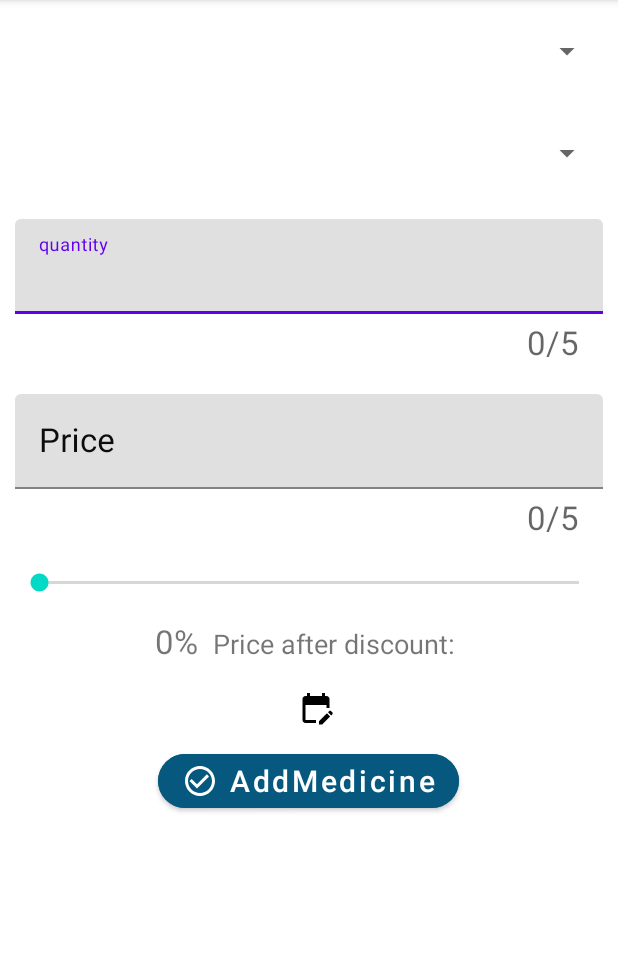
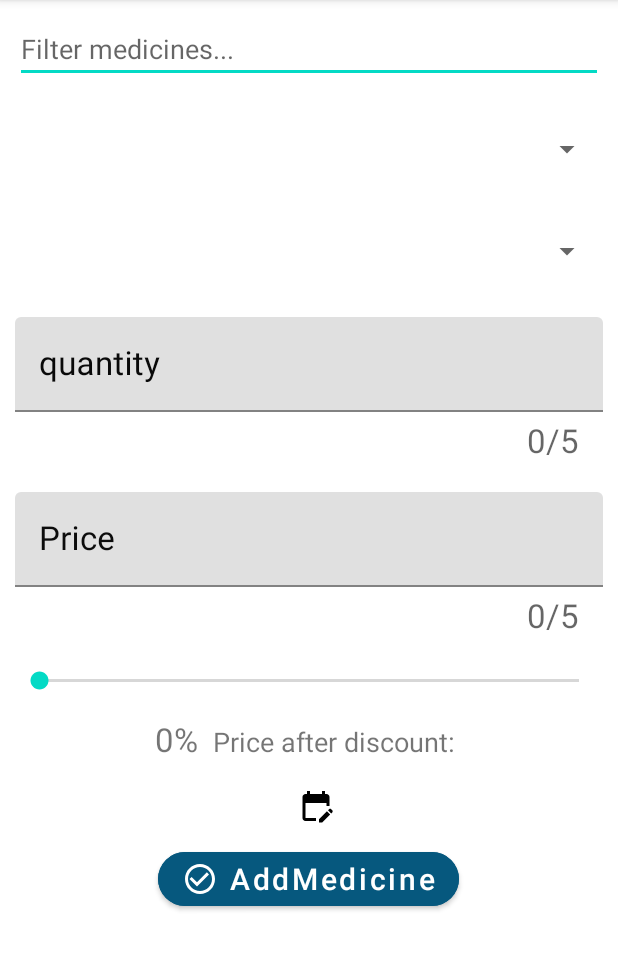
Before and after one commit to ziad-ezzat/PharmaShare, an Android app: the fragment AddFragment shown on its own in the app's theme, on a phone screen of 412 x 824 dp, the part 84-1054 px from its top. Run offline under Robolectric (Android 15) with nearby library versions, the phone set to English and light mode, and no system bars; our stand-ins replace Firebase (no records; nobody signed in at launch, a user with empty details on screens opened directly).

Commit message:
add search in medicines

```diff
--- a/app/src/main/java/com/example/pharmashare/app/fragments/AddFragment.kt
+++ b/app/src/main/java/com/example/pharmashare/app/fragments/AddFragment.kt
@@ -2,6 +2,8 @@ package com.example.pharmashare.app.fragments
 
 import android.app.DatePickerDialog
 import android.os.Bundle
+import android.text.Editable
+import android.text.TextWatcher
 import android.view.LayoutInflater
 import android.view.View
 import android.view.ViewGroup
@@ -28,6 +30,7 @@ class AddFragment : Fragment() {
     private lateinit var discountSeekBar: SeekBar
     private lateinit var selectedDiscountTextView: TextView
     private lateinit var priceAfterDiscount: TextView
+    private lateinit var filterEditText: EditText
 
     private val sharedMedicineRepository = SharedMedicineRepository
 
@@ -46,6 +49,7 @@ class AddFragment : Fragment() {
         discountSeekBar = rootView.findViewById(R.id.fragment_discount_seekbar)
         selectedDiscountTextView = rootView.findViewById(R.id.fragment_selected_discount)
         priceAfterDiscount = rootView.findViewById(R.id.fragment_price_after_discount)
+        filterEditText = rootView.findViewById(R.id.medicine_filter_edittext)
 
         // Initialize spinners with data
         initMedicineSpinner()
@@ -83,11 +87,26 @@ class AddFragment : Fragment() {
     }
 
     private fun initMedicineSpinner() {
+        val medicineNames = mutableListOf<String>()
+
+        val adapter = ArrayAdapter(requireContext(), android.R.layout.simple_spinner_item, medicineNames)
+        adapter.setDropDownViewResource(android.R.layout.simple_spinner_dropdown_item)
+        medicinespinner.adapter = adapter
+
+
+        filterEditText.addTextChangedListener(object : TextWatcher {
+            override fun beforeTextChanged(s: CharSequence?, start: Int, count: Int, after: Int) {}
+
+            override fun onTextChanged(s: CharSequence?, start: Int, before: Int, count: Int) {
+                adapter.filter.filter(s)
+            }
+
+            override fun afterTextChanged(s: Editable?) {}
+        })
+
         MedicineRepository.getMedicines { medicines ->
-            val medicineNames = medicines.map { it.name }
-            val adapter = ArrayAdapter(requireContext(), android.R.layout.simple_spinner_item, medicineNames)
-            adapter.setDropDownViewResource(android.R.layout.simple_spinner_dropdown_item)
-            medicinespinner.adapter = adapter
+            medicineNames.addAll(medicines.map { it.name })
+            adapter.notifyDataSetChanged()
         }
     }
 
--- a/app/src/main/res/layout/fragment_add.xml
+++ b/app/src/main/res/layout/fragment_add.xml
@@ -7,12 +7,22 @@
     android:orientation="vertical"
     tools:context=".app.fragments.AddFragment">
 
+    <EditText
+        android:id="@+id/medicine_filter_edittext"
+        android:layout_width="match_parent"
+        android:layout_height="wrap_content"
+        android:hint="Filter medicines..."
+        android:inputType="text"
+        android:drawablePadding="8dp"
+        android:layout_margin="10dp" />
+
     <Spinner
         android:id="@+id/medicine_spinner"
         android:layout_width="match_parent"
         android:layout_height="wrap_content"
         android:layout_margin="10dp"
         android:minHeight="48dp" />
+
 
     <Spinner
         android:id="@+id/pharmacy_spinner"
```
